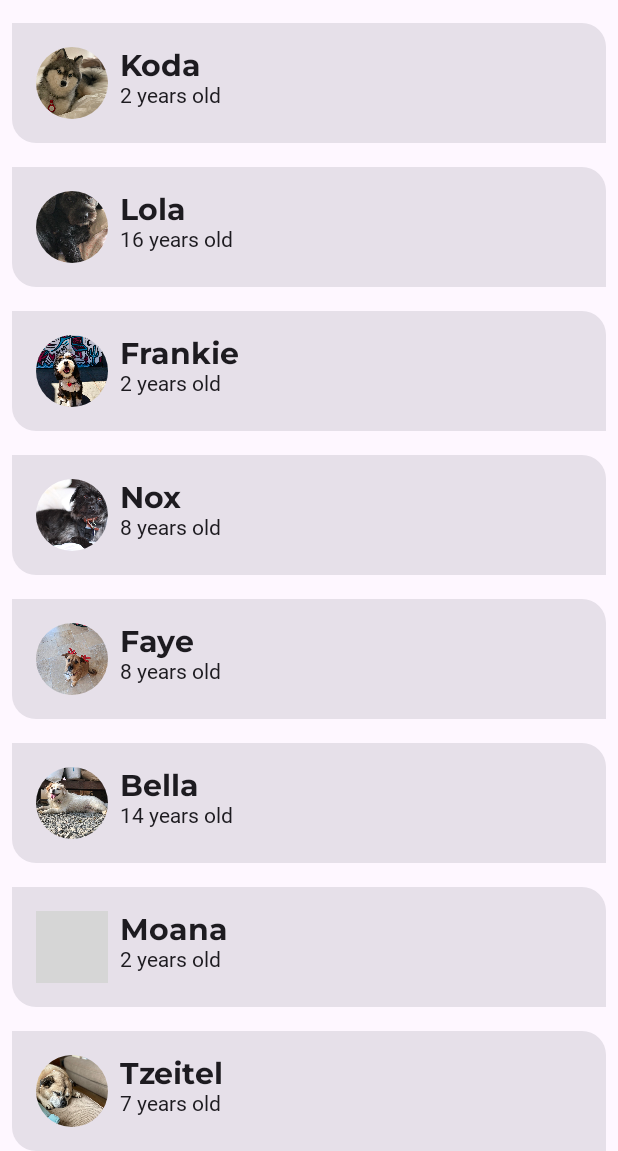
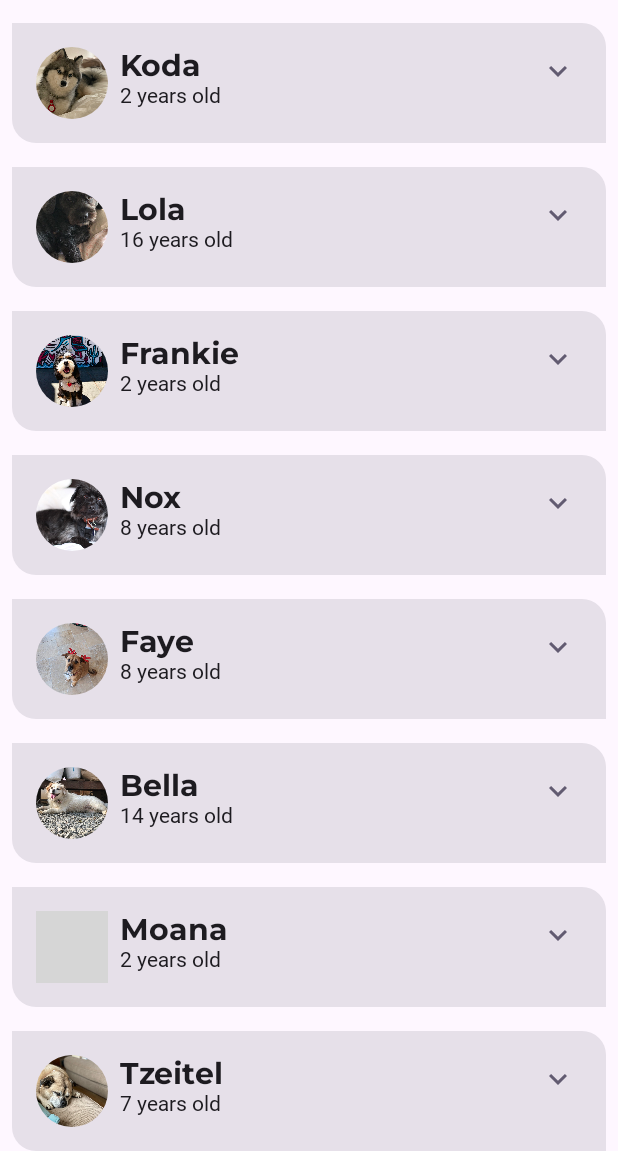
Before and after one commit to dlwngud/compose, an Android app built with Jetpack Compose: the screen it shows after launch (MainActivity), on a phone screen of 412 x 824 dp, the part 85-1236 px from its top. Run offline under Robolectric (Android 15) with nearby library versions, the phone set to English and light mode, and no system bars; Roboto replaces fonts that are not available here; grey boxes are pictures that could not be loaded.

Commit message:
[feat] Jetpack Compose를 사용한 Material Theming 아이콘 표시

```diff
--- a/woof/build.gradle
+++ b/woof/build.gradle
@@ -64,4 +64,6 @@ dependencies {
     androidTestImplementation 'androidx.compose.ui:ui-test-junit4'
     debugImplementation 'androidx.compose.ui:ui-tooling'
     debugImplementation 'androidx.compose.ui:ui-test-manifest'
+
+    implementation("androidx.compose.material:material-icons-extended")
 }
--- a/woof/src/main/java/com/wngud/woof/MainActivity.kt
+++ b/woof/src/main/java/com/wngud/woof/MainActivity.kt
@@ -9,20 +9,29 @@ import androidx.annotation.StringRes
 import androidx.compose.foundation.Image
 import androidx.compose.foundation.layout.Column
 import androidx.compose.foundation.layout.Row
+import androidx.compose.foundation.layout.Spacer
 import androidx.compose.foundation.layout.fillMaxSize
 import androidx.compose.foundation.layout.fillMaxWidth
 import androidx.compose.foundation.layout.padding
 import androidx.compose.foundation.layout.size
 import androidx.compose.foundation.lazy.LazyColumn
 import androidx.compose.foundation.lazy.items
+import androidx.compose.material.icons.Icons
+import androidx.compose.material.icons.filled.ExpandMore
 import androidx.compose.material3.Card
 import androidx.compose.material3.CenterAlignedTopAppBar
 import androidx.compose.material3.ExperimentalMaterial3Api
+import androidx.compose.material3.Icon
+import androidx.compose.material3.IconButton
 import androidx.compose.material3.MaterialTheme
 import androidx.compose.material3.Scaffold
 import androidx.compose.material3.Surface
 import androidx.compose.material3.Text
 import androidx.compose.runtime.Composable
+import androidx.compose.runtime.getValue
+import androidx.compose.runtime.mutableStateOf
+import androidx.compose.runtime.remember
+import androidx.compose.runtime.setValue
 import androidx.compose.ui.Alignment
 import androidx.compose.ui.Modifier
 import androidx.compose.ui.draw.clip
@@ -77,6 +86,8 @@ fun DogItem(
     dog: Dog,
     modifier: Modifier = Modifier
 ) {
+    var expanded by remember { mutableStateOf(false) }
+
     Card(modifier = modifier) {
         Row(
             modifier = Modifier
@@ -85,6 +96,11 @@ fun DogItem(
         ) {
             DogIcon(dog.imageResourceId)
             DogInformation(dog.name, dog.age)
+            Spacer(modifier = Modifier.weight(1f))
+            DogItemButton(
+                expanded = expanded,
+                onClick = { /*TODO*/ }
+            )
         }
     }
 }
@@ -124,6 +140,24 @@ fun DogInformation(
     }
 }
 
+@Composable
+private fun DogItemButton(
+    expanded: Boolean,
+    onClick: () -> Unit,
+    modifier: Modifier = Modifier
+) {
+    IconButton(
+        onClick = onClick,
+        modifier = modifier
+    ) {
+        Icon(
+            imageVector = Icons.Filled.ExpandMore,
+            contentDescription = stringResource(R.string.expand_button_content_description),
+            tint = MaterialTheme.colorScheme.secondary
+        )
+    }
+}
+
 @OptIn(ExperimentalMaterial3Api::class)
 @Composable
 fun WoofTopAppBar(modifier: Modifier = Modifier) {
```
